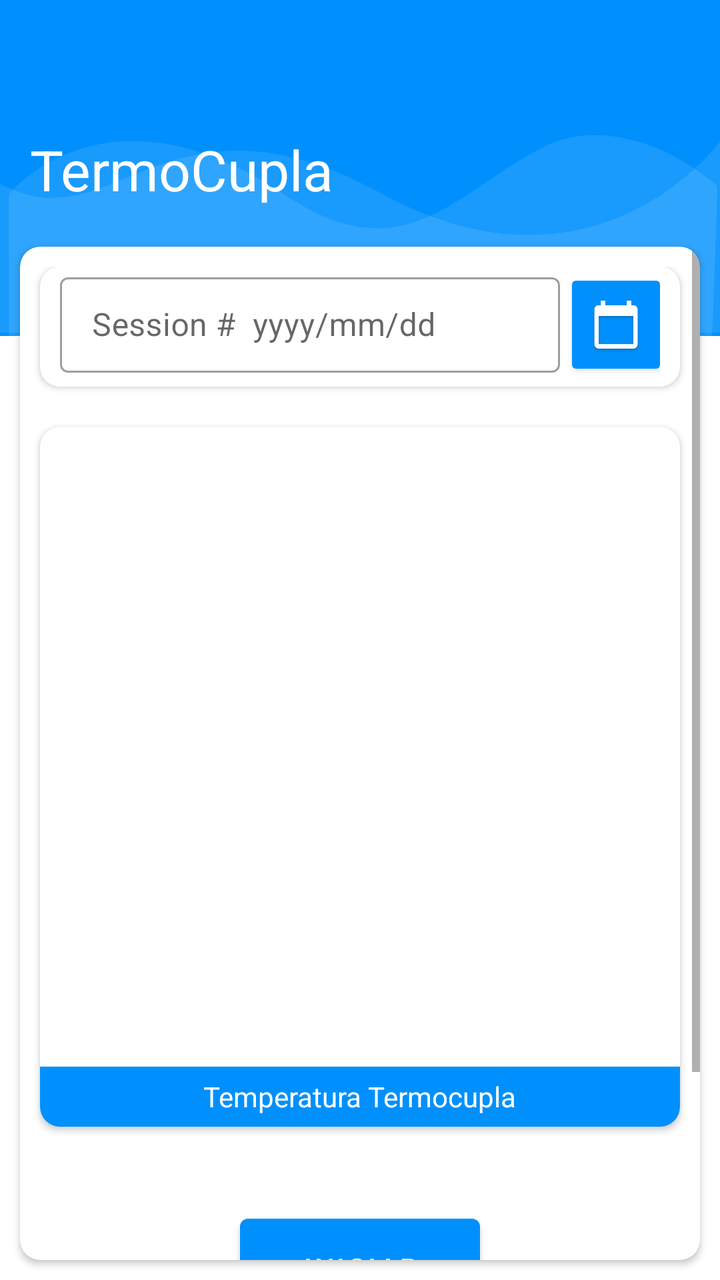
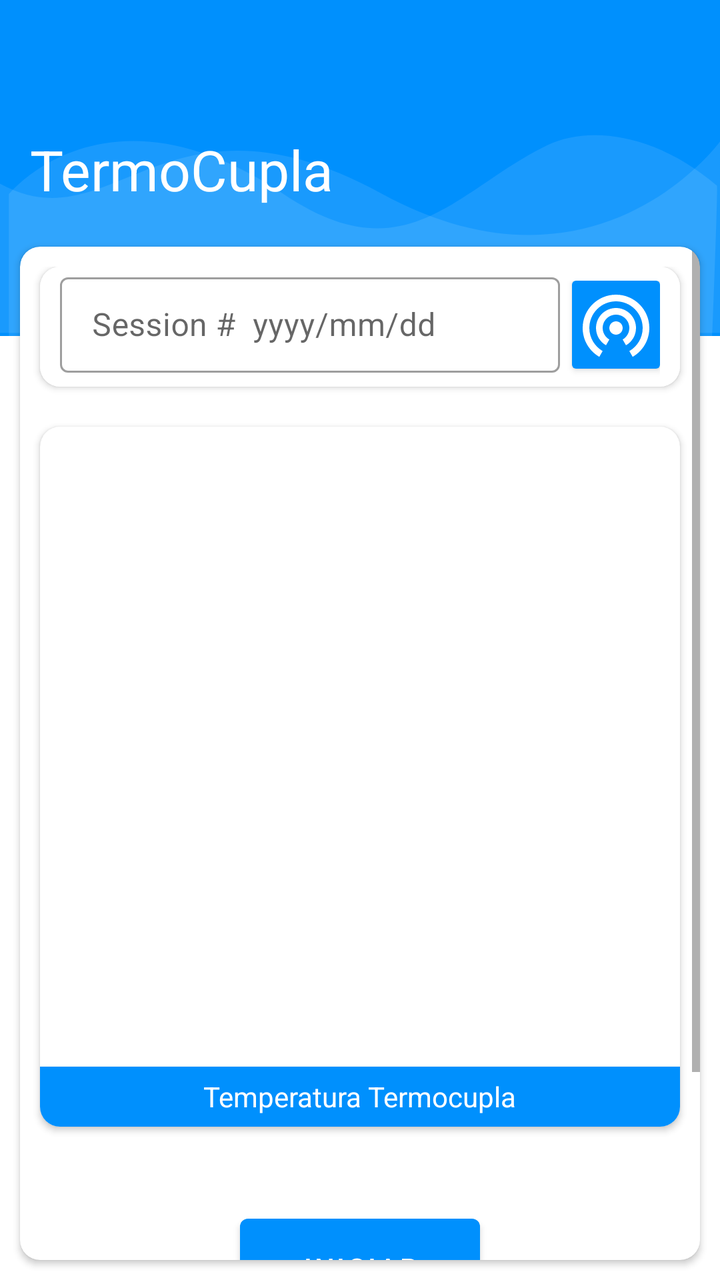

Compare the two renders of this Android layout. The source of the first and the diff that turns it into the second are given below.
<!-- AndroidManifest.xml: application theme Theme.MyApplication -->
<!-- res/layout/activity_termo_cupla.xml -->
<?xml version="1.0" encoding="utf-8"?>
<RelativeLayout
    xmlns:android="http://schemas.android.com/apk/res/android"
    xmlns:app="http://schemas.android.com/apk/res-auto"
    xmlns:tools="http://schemas.android.com/tools"
    android:layout_width="match_parent"
    android:layout_height="match_parent">
    <androidx.coordinatorlayout.widget.CoordinatorLayout xmlns:android="http://schemas.android.com/apk/res/android"
        xmlns:app="http://schemas.android.com/apk/res-auto"
        xmlns:tools="http://schemas.android.com/tools"
        android:layout_width="match_parent"
        android:layout_height="match_parent"
        android:fitsSystemWindows="true"
        tools:context=".View.Gestion_Productos.VerInventario"
        tools:ignore="MergeRootFrame"
        android:orientation="vertical">


        <RelativeLayout
            xmlns:android="http://schemas.android.com/apk/res/android"
            xmlns:app="http://schemas.android.com/apk/res-auto"
            android:layout_width="match_parent"
            android:layout_height="match_parent"
            android:fitsSystemWindows="true">
            <RelativeLayout
                android:layout_width="match_parent"
                android:layout_height="wrap_content">
                <LinearLayout
                    android:layout_width="match_parent"
                    android:layout_height="match_parent"
                    android:orientation="vertical"
                    android:layout_alignParentTop="true"
                    android:weightSum="12">
                    <LinearLayout
                        android:layout_width="match_parent"
                        android:layout_height="wrap_content"
                        android:background="@drawable/menufondo"
                        android:orientation="vertical"
                        >
                        <ImageView
                            android:layout_width="match_parent"
                            android:layout_height="wrap_content"
                            android:background="@drawable/ic_login_nk"
                            android:contentDescription="login background"/>
                    </LinearLayout>
                </LinearLayout>
                <LinearLayout
                    android:layout_width="match_parent"
                    android:layout_alignParentTop="true"
                    android:layout_height="match_parent"
                    android:orientation="vertical"
                    android:layout_marginTop="0dp"
                    android:layout_marginRight="5dp"
                    android:layout_marginLeft="5dp">
                    <androidx.appcompat.widget.Toolbar
                        android:id="@+id/detail_toolbar"
                        android:theme="@style/ThemeOverlay.AppCompat.Dark.ActionBar"
                        android:layout_width="match_parent"
                        android:layout_height="wrap_content"
                        android:layout_marginTop="10dp"
                        app:layout_collapseMode="pin"
                        app:popupTheme="@style/Theme.MyApplication.NoActionBar">
                    </androidx.appcompat.widget.Toolbar>
                    <TextView
                        android:id="@+id/titulomenu"
                        android:layout_marginTop="0dp"
                        android:text="TermoCupla"
                        android:layout_marginLeft="10dp"
                        android:textSize="28dp"
                        android:textColor="#FFFFFF"
                        android:layout_height="wrap_content"
                        android:layout_width="match_parent"/>
                    <androidx.cardview.widget.CardView
                        android:layout_marginTop="20dp"
                        xmlns:android="http://schemas.android.com/apk/res/android"
                        xmlns:app="http://schemas.android.com/apk/res-auto"
                        android:layout_width="match_parent"
                        android:layout_height="match_parent"
                        android:layout_marginRight="5dp"
                        android:layout_marginLeft="5dp"
                        android:background="@color/whiteCardColor"
                        app:cardCornerRadius="10dp"
                        android:layout_marginBottom="10dp"
                        android:layout_gravity="center">

                        <LinearLayout
                            android:layout_width="match_parent"
                            android:orientation="vertical"
                            android:layout_height="match_parent">
                            <ScrollView
                                android:layout_width="match_parent"
                                android:layout_height="wrap_content">
                                <FrameLayout xmlns:android="http://schemas.android.com/apk/res/android"
                                    android:layout_width="match_parent"
                                    android:layout_height="match_parent"
                                    xmlns:app="http://schemas.android.com/apk/res-auto"
                                    xmlns:card_view="http://schemas.android.com/tools">
                                    <RelativeLayout
                                        android:layout_width="match_parent"
                                        android:layout_height="match_parent">
                                        <ScrollView
                                            android:layout_marginTop="10dp"
                                            android:layout_marginBottom="10dp"
                                            android:layout_width="match_parent"
                                            android:layout_height="match_parent">
                                            <LinearLayout
                                                android:layout_width="match_parent"
                                                android:orientation="vertical"
                                                android:layout_height="match_parent">
                                                <androidx.cardview.widget.CardView
                                                    android:layout_width="match_parent"
                                                    android:layout_height="60dp"
                                                    android:layout_marginRight="10dp"
                                                    android:layout_marginLeft="10dp"
                                                    app:cardCornerRadius="10dp"
                                                    android:layout_gravity="center">
                                                    <LinearLayout
                                                        android:layout_width="match_parent"
                                                        android:background="@color/black"
                                                        android:layout_height="match_parent">

                                                        <RelativeLayout
                                                            android:layout_width="match_parent"
                                                            android:layout_height="match_parent">
                                                            <com.google.android.material.textfield.TextInputLayout
                                                                style="@style/Widget.MaterialComponents.TextInputLayout.OutlinedBox.Dense"
                                                                android:layout_width="match_parent"
                                                                android:layout_marginRight="60dp"
                                                                android:layout_marginLeft="10dp"
                                                                android:id="@+id/Ffecha"
                                                                android:layout_height="wrap_content"
                                                                android:hint="Session #  yyyy/mm/dd"
                                                                app:endIconMode="clear_text">

                                                                <com.google.android.material.textfield.TextInputEditText
                                                                    android:id="@+id/fecha"
                                                                    android:layout_width="match_parent"
                                                                    android:layout_height="wrap_content"
                                                                    android:editable="false"
                                                                    android:inputType="text" />
                                                            </com.google.android.material.textfield.TextInputLayout>
                                                            <LinearLayout
                                                                android:layout_marginTop="7dp"
                                                                android:layout_marginRight="10dp"
                                                                android:gravity="right"
                                                                android:layout_width="match_parent"
                                                                android:layout_height="match_parent">
                                                                <androidx.cardview.widget.CardView
                                                                    android:id="@+id/calendario"
                                                                    card_view:cardBackgroundColor="@android:color/transparent"
                                                                    card_view:cardCornerRadius="5dp"
                                                                    android:layout_width="44dp"
                                                                    android:layout_height="44dp">
                                                                    <LinearLayout
                                                                        android:layout_width="match_parent"
                                                                        android:gravity="center"
                                                                        android:background="@color/colorPrimary"
                                                                        android:layout_height="match_parent">
                                                                        <ImageView
                                                                            android:padding="0dp"
                                                                            android:layout_height="40dp"
                                                                            android:layout_width="40dp"
                                                                            android:src="@mipmap/calendarios_adaptive_fore"/>
                                                                    </LinearLayout>
                                                                </androidx.cardview.widget.CardView>
                                                            </LinearLayout>
                                                        </RelativeLayout>

                                                    </LinearLayout>
                                                </androidx.cardview.widget.CardView>

                                                <androidx.cardview.widget.CardView
                                                    android:layout_marginTop="20dp"
                                                    android:layout_width="match_parent"
                                                    android:layout_height="wrap_content"
                                                    android:layout_marginRight="10dp"
                                                    android:animateLayoutChanges="true"
                                                    android:layout_marginLeft="10dp"
                                                    app:cardCornerRadius="10dp"
                                                    android:layout_gravity="center">
                                                    <LinearLayout
                                                        android:id="@+id/LayoutF"
                                                        android:layout_width="match_parent"
                                                        android:layout_marginTop="10dp"
                                                        android:layout_marginLeft="10dp"
                                                        android:orientation="vertical"
                                                        android:animateLayoutChanges="true"
                                                        android:layout_marginRight="10dp"
                                                        android:layout_marginBottom="40dp"
                                                        android:layout_height="300dp">

                                                        <FrameLayout
                                                            xmlns:android="http://schemas.android.com/apk/res/android"
                                                            xmlns:tools="http://schemas.android.com/tools"
                                                            android:id="@+id/containerF"
                                                            android:animateLayoutChanges="true"
                                                            android:layout_width="match_parent"
                                                            android:layout_height="match_parent"
                                                            tools:ignore="MergeRootFrame" />

                                                    </LinearLayout>
                                                    <LinearLayout
                                                        android:layout_width="match_parent"
                                                        android:animateLayoutChanges="true"
                                                        android:layout_height="match_parent">
                                                        <androidx.cardview.widget.CardView
                                                            android:id="@+id/mostrarF"
                                                            android:layout_marginTop="20dp"
                                                            android:layout_width="match_parent"
                                                            android:layout_height="30dp"
                                                            android:layout_gravity="bottom"
                                                            android:animateLayoutChanges="true"
                                                            android:background="@color/black"
                                                            app:cardCornerRadius="0dp">

                                                            <LinearLayout
                                                                android:layout_width="match_parent"
                                                                android:layout_height="match_parent"
                                                                android:animateLayoutChanges="true"
                                                                android:background="@color/colorPrimary"
                                                                android:gravity="center">

                                                                <TextView
                                                                    android:id="@+id/TextMasF"
                                                                    android:layout_width="wrap_content"
                                                                    android:layout_height="wrap_content"
                                                                    android:text="Temperatura Termocupla"
                                                                    android:textColor="#FFFFFF" />
                                                            </LinearLayout>

                                                        </androidx.cardview.widget.CardView>
                                                    </LinearLayout>
                                                </androidx.cardview.widget.CardView>

                                                <LinearLayout
                                                    android:layout_marginTop="40dp"
                                                    android:layout_width="match_parent"
                                                    android:orientation="vertical"
                                                    android:gravity="center"
                                                    android:layout_height="wrap_content">
                                                    <Button
                                                        android:id="@+id/start"
                                                        android:layout_width="120dp"
                                                        android:padding="15dp"
                                                        android:layout_height="wrap_content"
                                                        android:text="Iniciar"
                                                        android:textColor="@color/black"
                                                        />
                                                    <Button
                                                        android:id="@+id/stop"
                                                        android:layout_marginTop="10dp"
                                                        android:layout_width="120dp"
                                                        android:padding="15dp"
                                                        android:layout_height="wrap_content"
                                                        android:text="Detener"
                                                        android:textColor="@color/black"
                                                        />
                                                </LinearLayout>





                                            </LinearLayout>
                                        </ScrollView>
                                    </RelativeLayout>

                                </FrameLayout>
                            </ScrollView>
                        </LinearLayout>
                    </androidx.cardview.widget.CardView>
                </LinearLayout>
            </RelativeLayout>
        </RelativeLayout>


    </androidx.coordinatorlayout.widget.CoordinatorLayout>

</RelativeLayout>
<!-- resources referenced by this layout -->
<resources>
  <color name="black">#FFFFFFFF</color>
  <color name="colorPrimary">#0090FD</color>
  <color name="whiteCardColor">#fff</color>
  <!-- drawable ic_login_nk (drawable) -->
  <vector xmlns:android="http://schemas.android.com/apk/res/android"
      android:width="425dp"
      android:height="168dp"
      android:viewportWidth="425.332"
      android:viewportHeight="168.0">
  
      <path
          android:pathData="M425.33,70.78S352.76,155.62 225.1,96.65 67.19,123.13 0,91.84L0,166.44L425.33,166.44Z"
          android:fillAlpha="0.1"
          android:fillColor="#fff"
          android:strokeAlpha="0.1"/>
      <path
          android:pathData="M5.22,97.18s57.02,-59.98 162.55,0c72.29,41.08 101.72,-2.45 155.4,-24.52 24.72,-10.16 64.44,-5.91 100.36,20.21 0.65,1.91 -2.77,75.13 -2.77,75.13L5.22,168Z"
          android:fillColor="#fff"
          android:strokeAlpha="0.1"
          android:fillAlpha="0.1"/>
  </vector>
  <!-- drawable menufondo (drawable) -->
  <?xml version="1.0" encoding="utf-8"?>
  <shape xmlns:android="http://schemas.android.com/apk/res/android" android:shape="rectangle" >
      <corners
          android:bottomLeftRadius="0dp"
          android:bottomRightRadius="0dp"
          android:topLeftRadius="0dp"
          android:topRightRadius="0dp"
          />
      <solid
          android:color="@color/colorPrimary"
          />
      <size
          android:width="182dp"
          android:height="54dp"
          />
  </shape>
  <!-- mipmap calendarios_adaptive_fore: png bitmap (mipmap-xxxhdpi, 16708 bytes) -->
  <style name="Theme.MyApplication.NoActionBar">
          <item name="windowActionBar">false</item>
          <item name="windowNoTitle">true</item>
          <item name="colorPrimary">@color/colorPrimary</item>
          <item name="colorPrimaryVariant">@color/colorPrimaryDark</item>
          <item name="colorOnPrimary">@color/colorAccent</item>
          
          <item name="colorSecondary">@color/colorPrimary</item>
          <item name="colorSecondaryVariant">@color/colorPrimaryDark</item>
          <item name="colorOnSecondary">@color/black</item>
          
          <item name="android:statusBarColor" tools:targetApi="l">?attr/colorPrimaryVariant</item>
      </style>
  <style name="Theme.MyApplication" parent="Theme.MaterialComponents.Light.DarkActionBar">
          
          <item name="colorPrimary">@color/colorPrimary</item>
          <item name="colorPrimaryVariant">@color/colorPrimaryDark</item>
          <item name="colorOnPrimary">@color/colorAccent</item>
          
          <item name="colorSecondary">@color/colorPrimary</item>
          <item name="colorSecondaryVariant">@color/colorPrimaryDark</item>
          <item name="colorOnSecondary">@color/black</item>
          
          <item name="android:statusBarColor" tools:targetApi="l">?attr/colorPrimaryVariant</item>
          
      </style>
  <color name="colorPrimaryDark">#0571C3</color>
  <color name="colorAccent">#0090FD</color>
</resources>

<!-- the commit's change to res/layout/activity_termo_cupla.xml (unified diff, before → after) -->
@@ -160,7 +160,7 @@
                                                                             android:padding="0dp"
                                                                             android:layout_height="40dp"
                                                                             android:layout_width="40dp"
-                                                                            android:src="@mipmap/calendarios_adaptive_fore"/>
+                                                                            android:src="@drawable/baseline_wifi_tethering_24"/>
                                                                     </LinearLayout>
                                                                 </androidx.cardview.widget.CardView>
                                                             </LinearLayout>
<!-- resource entries referenced after the edit -->
@@ -3,6 +3,12 @@
   <color name="black">#FFFFFFFF</color>
   <color name="colorPrimary">#0090FD</color>
   <color name="whiteCardColor">#fff</color>
+  <!-- drawable baseline_wifi_tethering_24 (drawable) -->
+  <vector xmlns:android="http://schemas.android.com/apk/res/android" android:height="24dp" android:tint="#FFFFFF" android:viewportHeight="24" android:viewportWidth="24" android:width="24dp">
+        
+      <path android:fillColor="@android:color/white" android:pathData="M12,11c-1.1,0 -2,0.9 -2,2s0.9,2 2,2 2,-0.9 2,-2 -0.9,-2 -2,-2zM18,13c0,-3.31 -2.69,-6 -6,-6s-6,2.69 -6,6c0,2.22 1.21,4.15 3,5.19l1,-1.74c-1.19,-0.7 -2,-1.97 -2,-3.45 0,-2.21 1.79,-4 4,-4s4,1.79 4,4c0,1.48 -0.81,2.75 -2,3.45l1,1.74c1.79,-1.04 3,-2.97 3,-5.19zM12,3C6.48,3 2,7.48 2,13c0,3.7 2.01,6.92 4.99,8.65l1,-1.73C5.61,18.53 4,15.96 4,13c0,-4.42 3.58,-8 8,-8s8,3.58 8,8c0,2.96 -1.61,5.53 -4,6.92l1,1.73c2.99,-1.73 5,-4.95 5,-8.65 0,-5.52 -4.48,-10 -10,-10z"/>
+      
+  </vector>
   <!-- drawable ic_login_nk (drawable) -->
   <vector xmlns:android="http://schemas.android.com/apk/res/android"
       android:width="425dp"
@@ -38,7 +44,6 @@
           android:height="54dp"
           />
   </shape>
-  <!-- mipmap calendarios_adaptive_fore: png bitmap (mipmap-xxxhdpi, 16708 bytes) -->
   <style name="Theme.MyApplication.NoActionBar">
           <item name="windowActionBar">false</item>
           <item name="windowNoTitle">true</item>
